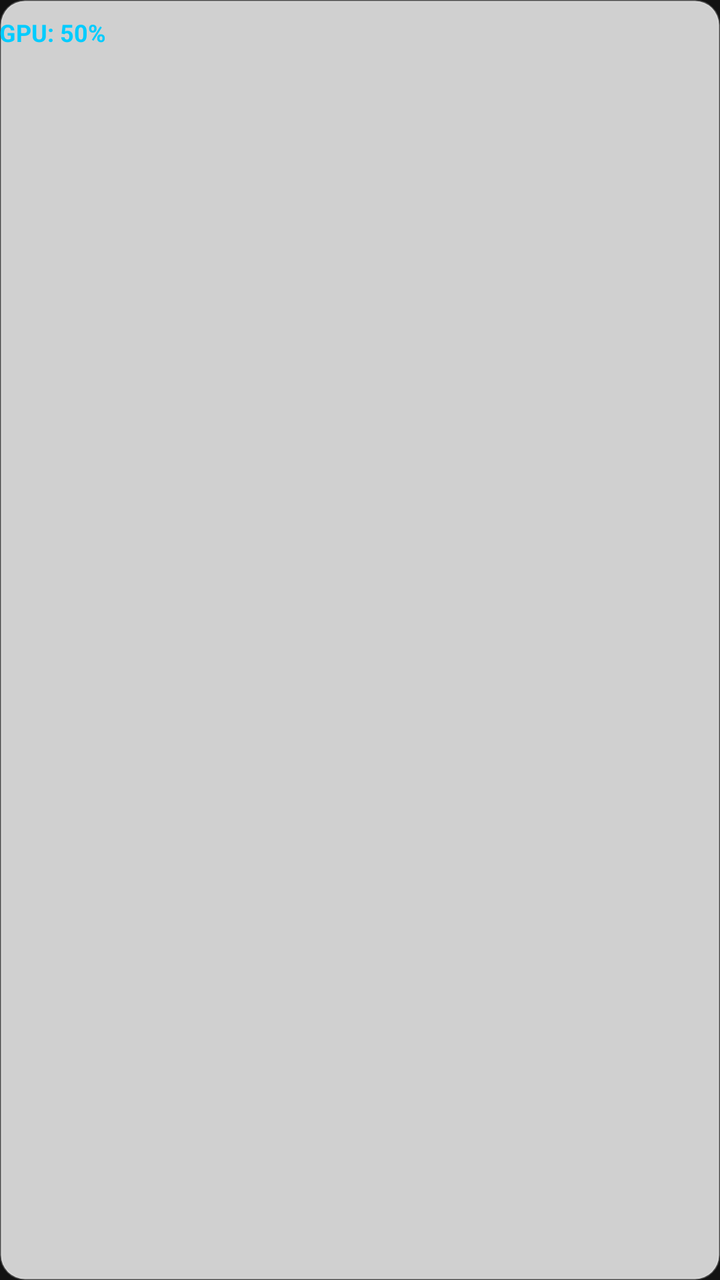
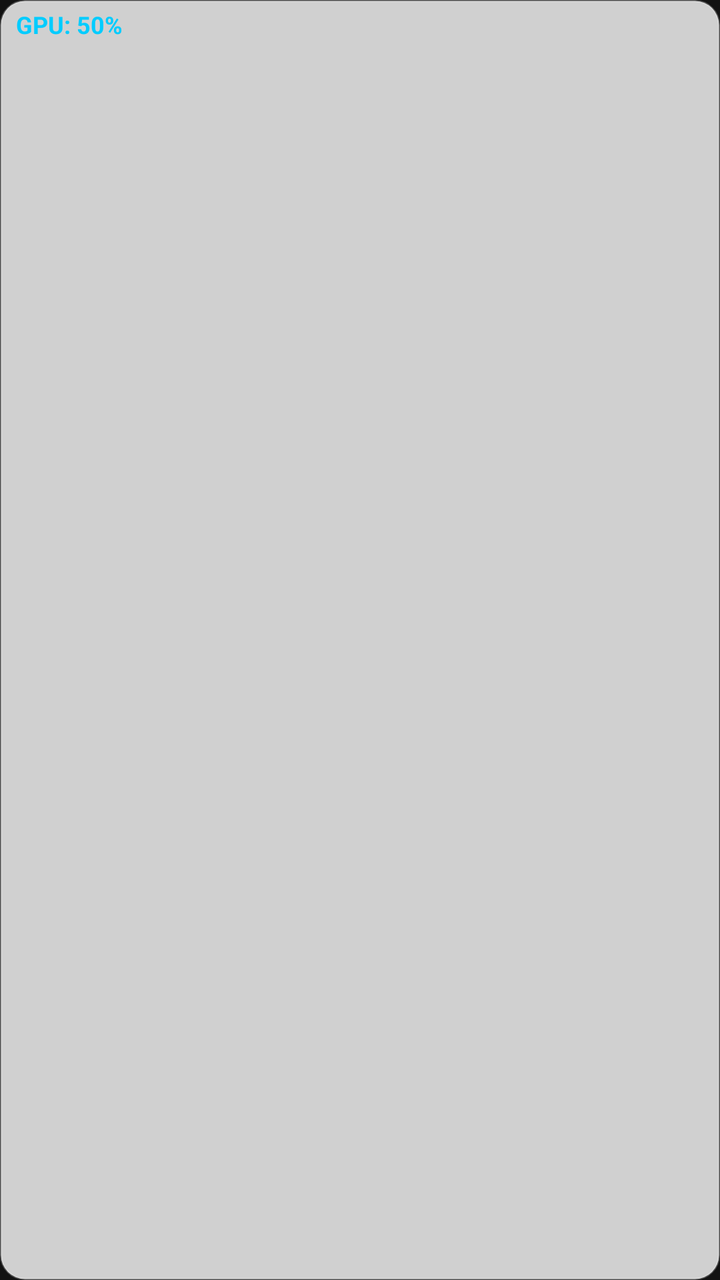

The first picture is an Android layout as it rendered before a commit; the second is the same layout after the commit. The layout source and the unified diff follow.
<!-- AndroidManifest.xml: application theme Theme.NSlocalGames -->
<!-- res/layout/overlay_gpu.xml -->
<?xml version="1.0" encoding="utf-8"?>
<LinearLayout xmlns:android="http://schemas.android.com/apk/res/android"
    android:layout_width="wrap_content"
    android:layout_height="wrap_content"
    android:background="@drawable/glass_panel"
    android:padding="8dp 4dp"
    android:orientation="horizontal">
    <TextView
        android:id="@+id/tv_gpu"
        android:layout_width="wrap_content"
        android:layout_height="wrap_content"
        android:text="GPU: 50%"
        android:textColor="#00CCFF"
        android:textSize="12sp"
        android:textStyle="bold"/>
</LinearLayout>
<!-- resources referenced by this layout -->
<resources>
  <!-- drawable glass_panel (drawable) -->
  <?xml version="1.0" encoding="utf-8"?>
  <shape xmlns:android="http://schemas.android.com/apk/res/android"
      android:shape="rectangle">
      <solid android:color="@color/glass_bg"/>
      <corners android:radius="12dp"/>
      <stroke android:width="1dp" android:color="@color/glass_border"/>
      <padding android:left="12dp" android:top="8dp" android:right="12dp" android:bottom="8dp"/>
  </shape>
  <style name="Theme.NSlocalGames" parent="Theme.Material3.Dark.NoActionBar">
          <item name="colorPrimary">@color/primary</item>
          <item name="colorOnPrimary">@color/white_cpu</item>
          <item name="colorAccent">@color/accent</item>
          <item name="android:windowBackground">@color/bg_dark</item>
          <item name="android:windowTranslucentStatus">true</item>
          <item name="android:windowTranslucentNavigation">true</item>
      </style>
  <color name="glass_bg">#CCFFFFFF</color>
  <color name="glass_border">#40FFFFFF</color>
  <color name="primary">#2196F3</color>
  <color name="white_cpu">#FFFFFF</color>
  <color name="accent">#00E5FF</color>
  <color name="bg_dark">#121212</color>
</resources>

<!-- the commit's change to res/layout/overlay_gpu.xml (unified diff, before → after) -->
@@ -3,7 +3,10 @@
     android:layout_width="wrap_content"
     android:layout_height="wrap_content"
     android:background="@drawable/glass_panel"
-    android:padding="8dp 4dp"
+    android:paddingLeft="8dp"
+    android:paddingTop="4dp"
+    android:paddingRight="8dp"
+    android:paddingBottom="4dp"
     android:orientation="horizontal">
     <TextView
         android:id="@+id/tv_gpu"
